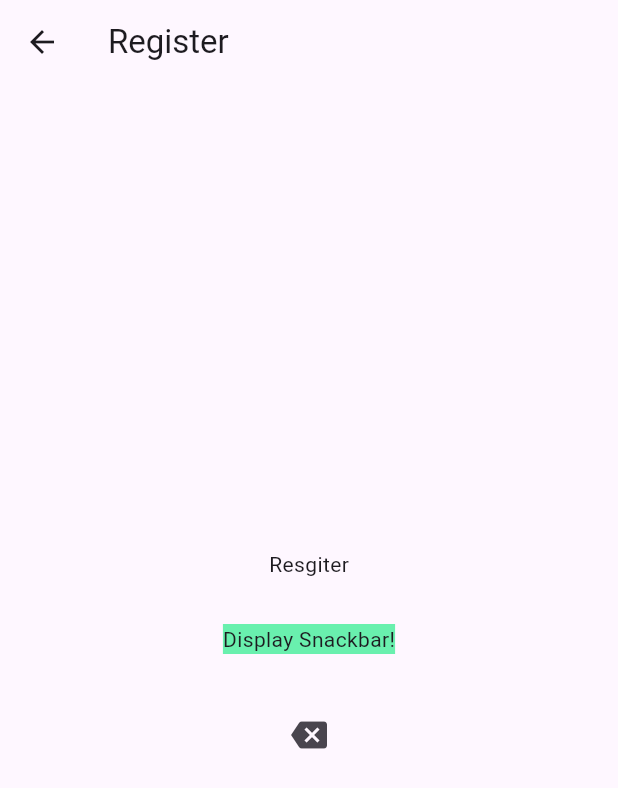
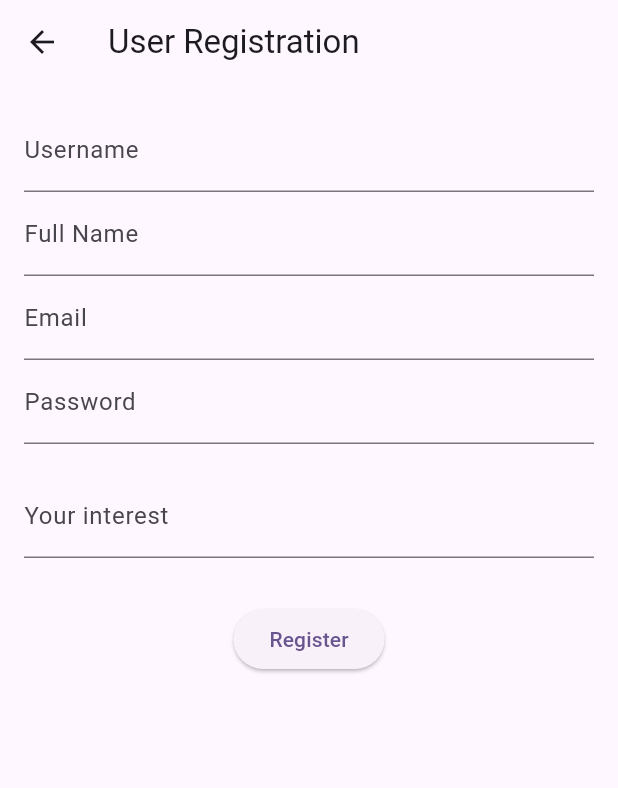
Before and after one commit to jesusherrera94/ejercicios_movil_2025Q2, a Flutter app: the Register screen opened by its route, on a phone screen of 412 x 824 dp. Shown: the top 788 px of the screen. Run offline on Flutter 3.47's test engine with Material 3 defaults, Android fonts, the phone set to English and light mode, and no system bars; our stand-ins replace dio, shared_preferences; accounts and stored records are empty; network calls fail.

Commit message:
create user form

```diff
--- a/subscriptionsapp/lib/adapters/dio_adapter.dart
+++ b/subscriptionsapp/lib/adapters/dio_adapter.dart
@@ -11,4 +11,9 @@ class DioAdapter {
     return response.data;
   }
 
+  Future<dynamic> postRequest(String url, Map<String, dynamic> body) async  {
+    Response<dynamic> response = await _dio.post(url, data: body);
+    return response.data;
+  }
+
 }
--- a/subscriptionsapp/lib/models/user.dart
+++ b/subscriptionsapp/lib/models/user.dart
@@ -18,4 +18,42 @@ class User {
     required this.principalInterest,
     this.uid
   });
+
+  Map<String, dynamic> toMap() {
+    return {
+      'username': username,
+      'fullname': fullname,
+      'email': email,
+      'password': password,
+      'principalInterest': principalInterest,
+      'profilePicture': profilePicture,
+    };
+  }
+
+  String toMapString() {
+    return """{
+                "id": \"$id\",
+                "username": \"$username\",
+                "fullname": \"$fullname\",
+                "email": \"$email\",
+                "principalInterest": \"$principalInterest\",
+                "profilePicture": \"$profilePicture\",
+                "uid": \"$uid\"
+                }""";
+  }
+
+  factory User.fromMap(Map<String, dynamic> map) {
+    return User(
+      id: map['id'] ?? '',
+      username: map['username'] ?? '',
+      fullname: map['fullname'] ?? '',
+      email: map['email'] ?? '',
+      password: map['password'] ?? '',
+      principalInterest: map['principalInterest'] ?? '',
+      profilePicture: map['profilePicture'],
+      uid: map['uid'],
+    );
+  }
+
+
 }
--- a/subscriptionsapp/lib/screens/register.dart
+++ b/subscriptionsapp/lib/screens/register.dart
@@ -1,4 +1,8 @@
+import 'dart:convert';
 import 'package:flutter/material.dart';
+import '../models/user.dart';
+import '../adapters/dio_adapter.dart';
+import '../adapters/local_storage.dart';
 
 class Register extends StatefulWidget {
   const Register({super.key});
@@ -9,46 +13,139 @@ class Register extends StatefulWidget {
 
 class _RegisterState extends State<Register> {
 
-  void _displaySnackbar(BuildContext context) {
-    SnackBar snackBar = SnackBar(content: Row(
-      mainAxisAlignment: MainAxisAlignment.spaceAround,
-      children: [Icon(Icons.check, color: Colors.lightGreen,), Text('Todo bien!')],),
+  // form key
+  final _formKey = GlobalKey<FormState>();
+  DioAdapter _dioAdapter = DioAdapter();
+  LocalStorage _localStorage = LocalStorage();
+
+  // User data
+  final _user = User(
+    username: '',
+    fullname: '',
+    email: '',
+    password: '',
+    principalInterest: '',
+  );
+
+  void _displaySnackbar(BuildContext context, String message) {
+    SnackBar snackBar = SnackBar(content: Text(message),
       action: SnackBarAction(label: 'Undo | deshacer', onPressed: () {
         print('Hola snackbar');
       }),
     );
     ScaffoldMessenger.of(context).showSnackBar(snackBar);
+    Navigator.pushNamed(context, 'app-controller');
+  }
+
+  void _onSubmit(BuildContext context) async {
+    if (_formKey.currentState!.validate()) {
+      _formKey.currentState!.save();
+      try {
+        _user.profilePicture = "https://example.com/profile2.jpg";
+        dynamic response = await _dioAdapter.postRequest('https://subscriptions-be.vercel.app/api/users', _user.toMap());
+        User newUser = User.fromMap(response['user']);
+        _localStorage.setUserData('user', newUser.toMapString());
+        _localStorage.setLoginStatus(true);
+        // testing the local storage
+        String userStr = await _localStorage.getUserData('user');
+        dynamic userMap = jsonDecode(userStr);
+        _displaySnackbar(context, 'User registered successfully: ${userMap['username']}');
+      } catch (e) {
+        print('An error has occurred!: $e');
+        _displaySnackbar(context, 'An error has occurred trying to register the user!');
+      }
+    }
   }
 
  @override
   Widget build(BuildContext context) {
     return Scaffold(
       appBar: AppBar(
-        title: Text('Register'),
+        title: const Text('User Registration'),
       ),
-      body: Center(
+      body: SingleChildScrollView(
+        child: Padding(
+          padding: const EdgeInsets.all(16.0),
+          child: Form(
+              key: _formKey, // Form key
               child: Column(
-          mainAxisAlignment: MainAxisAlignment.center,
                 children: [
-            Text('Resgiter'),
-            GestureDetector(
-              onTap: () {
-                _displaySnackbar(context);
+                  // TextFields
+                  TextFormField(
+                    decoration: const InputDecoration(labelText: 'Username'),
+                    validator: (value) {
+                      if (value == null || value.isEmpty) {
+                        return 'Please enter a username';
+                      }
+                      return null;
                     },
-              child: Container(
-                margin: EdgeInsets.all(30),
-                decoration: BoxDecoration(
-                  color: Colors.greenAccent,
+                    onSaved: (value) => _user.username = value!,
                   ),
-                child: Text('Display Snackbar!'),
+                  TextFormField(
+                    decoration: const InputDecoration(labelText: 'Full Name'),
+                    validator: (value) {
+                      if (value == null || value.isEmpty) {
+                        return 'Please enter your full name';
+                      }
+                      return null;
+                    },
+                    onSaved: (value) => _user.fullname = value!,
+                  ),
+                  TextFormField(
+                    decoration: const InputDecoration(labelText: 'Email'),
+                    validator: (value) {
+                      if (value == null || value.isEmpty) {
+                        return 'Please enter your email';
+                      }
+                      if (!value.contains('@')) {
+                        return 'Please enter a valid email';
+                      }
+                      return null;
+                    },
+                    onSaved: (value) => _user.email = value!,
+                  ),
+                  TextFormField(
+                    decoration: const InputDecoration(labelText: 'Password'),
+                    obscureText: true,
+                    validator: (value) {
+                      if (value == null || value.isEmpty) {
+                        return 'Please enter a password';
+                      }
+                      if (value.length < 6) {
+                        return 'Password must be at least 6 characters';
+                      }
+                      return null;
+                    },
+                    onSaved: (value) => _user.password = value!,
+                  ),
+                  const SizedBox(height: 20),
+                  TextFormField(
+                    decoration: const InputDecoration(labelText: 'Your interest'),
+                    validator: (value) {
+                      if (value == null || value.isEmpty) {
+                        return 'Please enter your interest';
+                      }
+                      return null;
+                    },
+                    onSaved: (value) => _user.principalInterest = value!,
+                  ),
+
+                  // Submit button
+                  const SizedBox(height: 30),
+                  ElevatedButton(
+                    onPressed: (){
+                      _onSubmit(context);
+                      }, // Callback function
+                    child: const Text('Register'),
+                  ),
+                ],
               ),
             ),
-            IconButton(onPressed: () {
-              Navigator.pop(context);
-            }, icon: Icon(Icons.backspace))
-          ],
           ),
         ),
     );
   }
+
+
+
 }
```
Also changed, not shown: subscriptionsapp/lib/adapters/local_storage.dart (+12 -0 lines). Lines whose indentation alone changed are shown as unchanged.
